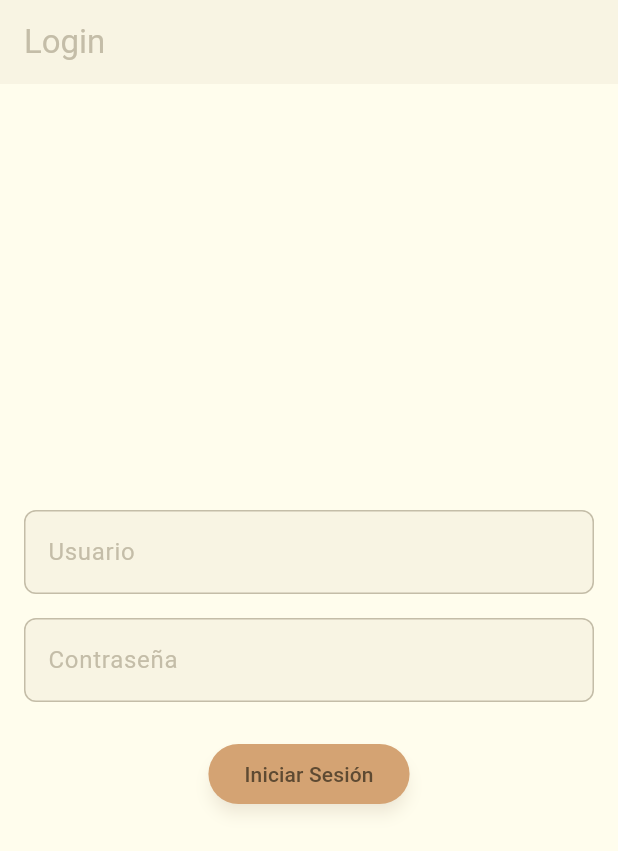
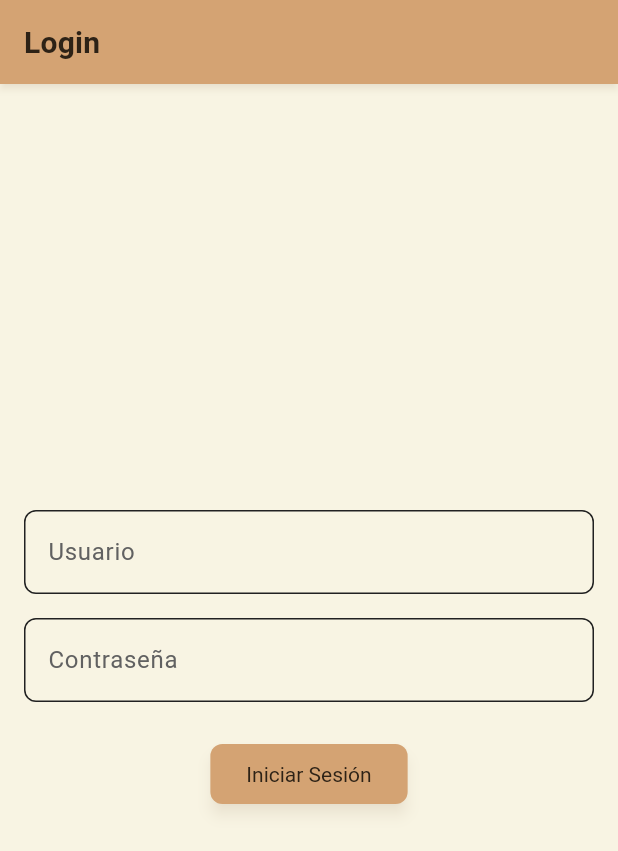
Before and after one commit to lenonay/hbd-app, a Flutter app: the screen it shows after launch, after a tap on "Iniciar Sesión", on a phone screen of 412 x 824 dp. Shown: the top 851 px of the screen. Run offline on Flutter 3.47's test engine with Material 3 defaults, Android fonts, the phone set to English and light mode, and no system bars; our stand-ins replace cookie_jar, dio, dio_cookie_manager, flutter_dotenv; network calls fail; statements that could not run were skipped.

Commit message:
Feature: news and info display functionality

```diff
--- a/lib/core/network/api_routes.dart
+++ b/lib/core/network/api_routes.dart
@@ -1,4 +1,6 @@
 class ApiRoutes {
   static const login = "/account/login";
-  static const suggestions = "/v1/suggestions";
+  static const posts = "/v1/posts";
+  static const news = "/v1/posts/news";
+  static const info = "/v1/posts/info";
 }
--- /dev/null
+++ b/lib/models/post.dart
@@ -0,0 +1,32 @@
+class Post {
+  final int id;
+  final String date;
+  final String title;
+  final String content;
+  final String? bannerURL;
+  final List media;
+
+  Post({
+    required this.id,
+    required this.date,
+    required this.title,
+    required this.content,
+    required this.bannerURL,
+    required this.media,
+  });
+
+  factory Post.fromJson(Map<String, dynamic> json) {
+    final att = List.from(json["attachments"]);
+
+    final banner = (att.isNotEmpty) ? att[0]["url"] : null;
+
+    return Post(
+      id: json["id"],
+      date: json["date"],
+      title: json["title"],
+      content: json["content"],
+      bannerURL: banner,
+      media: att,
+    );
+  }
+}
--- a/lib/routes.dart
+++ b/lib/routes.dart
@@ -1,5 +1,8 @@
 import 'package:flutter/material.dart';
-import 'screens/login_screen.dart';
+import 'package:hbd_app/models/post.dart';
+import 'package:hbd_app/screens/auth/unauth_screen.dart';
+import 'package:hbd_app/screens/post_viewer_screen.dart';
+import 'screens/auth/login_screen.dart';
 import 'screens/home_screen.dart';
 import 'screens/news_screen.dart';
 import 'screens/info_screen.dart';
@@ -13,6 +16,8 @@ class Routes {
   static const info = '/info';
   static const coupons = '/coupons';
   static const profile = '/profile';
+  static const viewer = '/viewer';
+  static const unauth = "/unauth";
 
   static Map<String, WidgetBuilder> getRoutes() {
     return {
@@ -22,6 +27,12 @@ class Routes {
       info: (context) => InfoScreen(),
       coupons: (context) => CouponsScreen(),
       profile: (context) => ProfileScreen(),
+      viewer: (context) {
+        final post = ModalRoute.of(context)!.settings.arguments as Post;
+
+        return PostViewerScreen(post: post);
+      },
+      unauth: (context) => UnAuthScreen(),
     };
   }
 }
--- a/lib/screens/login_screen.dart
+++ b/lib/screens/auth/login_screen.dart
@@ -2,7 +2,7 @@
 
 import 'package:flutter/material.dart';
 import 'package:hbd_app/data/user_repository.dart';
-import '../routes.dart';
+import '../../routes.dart';
 
 class LoginScreen extends StatefulWidget {
   const LoginScreen({super.key});
--- a/lib/widgets/auth/unauth_message.dart
+++ b/lib/screens/auth/unauth_screen.dart
@@ -1,8 +1,8 @@
 import 'package:flutter/material.dart';
 import '/routes.dart';
 
-class UnAuthMessage extends StatelessWidget {
-  const UnAuthMessage({super.key});
+class UnAuthScreen extends StatelessWidget {
+  const UnAuthScreen({super.key});
 
   @override
   Widget build(BuildContext context) {
@@ -50,14 +50,14 @@ class UnAuthMessage extends StatelessWidget {
                 textStyle: TextStyle(
                   fontSize: 20,
                   fontWeight: FontWeight.bold,
-                  shadows:
-                [
-                  Shadow(
-                    color: Colors.white,
-                    blurRadius: 8,
-                    offset: Offset(0, 0)
-                  )
-                ]),
+                  shadows: [
+                    Shadow(
+                      color: Colors.white,
+                      blurRadius: 8,
+                      offset: Offset(0, 0),
+                    ),
+                  ],
+                ),
               ),
               onPressed: () {
                 Navigator.pushReplacementNamed(context, Routes.login);
--- a/lib/theme.dart
+++ b/lib/theme.dart
@@ -7,7 +7,7 @@ class AppColors {
   static const neutral100 = Color(0xFFF8F4E3); // #f8f4e3
   static const neutral200 = Color(0xFFE5DFC5); // #e5dfc5
   static const neutral300 = Color(0xFFC4BDA8); // #c4bda8
-   // Neutrales oscuros para texto
+  // Neutrales oscuros para texto
   static const neutral700 = Color(0xFF616161); // gris oscuro
   static const neutral800 = Color(0xFF424242); // gris más oscuro
   static const neutral900 = Color(0xFF212121); // casi negro
@@ -36,75 +36,116 @@ class AppColors {
   // Sombras (alpha al principio)
   static const shadowBlack = Color(0x30000000); // #00000030
   static const shadowPrimary = Color(0x30A87D56); // #a87d5630
+  static const textOnPrimary = Color(
+    0xFF2D2216,
+  ); // Contraste mejorado para primary
 }
 
-/// Crea un ThemeData que aproveche tu paleta
 final ThemeData appTheme = ThemeData(
   useMaterial3: true,
 
-  // Basicos
-  scaffoldBackgroundColor: AppColors.bg,
-  primaryColor: AppColors.primary,
-  highlightColor: AppColors.highlight,
-
-  // El nuevo sistema de color
   colorScheme: ColorScheme.light(
-    primary: AppColors.primaryTint40,
-    onPrimary: AppColors.textOnPrimaryAcc,
+    // Corregir esquema de color principal
+    primary: AppColors.primary,
+    onPrimary: AppColors.textOnPrimary, // Nuevo color con mejor contraste
     primaryContainer: AppColors.primaryTint20,
     secondary: AppColors.secondary,
-    onSecondary: AppColors.bg,
+    onSecondary: AppColors.neutral900, // Mejor contraste
     secondaryContainer: AppColors.secondaryAcc,
     surface: AppColors.neutral100,
-    onSurface: AppColors.neutral300,
+    onSurface: AppColors.neutral900,
     error: AppColors.alert,
     onError: Colors.white,
     shadow: AppColors.shadowBlack,
   ),
 
-  // Tipografías
-  textTheme: TextTheme(
-    bodyLarge: TextStyle(color: AppColors.neutral900),
-    bodyMedium: TextStyle(color: AppColors.neutral900),
-    bodySmall: TextStyle(color: AppColors.neutral900),
-    titleLarge: TextStyle(color: AppColors.primary),
-    titleMedium: TextStyle(color: AppColors.primaryShade20),
+  // Añadir tema específico para AppBar
+  appBarTheme: AppBarTheme(
+    backgroundColor: AppColors.primary,
+    titleTextStyle: TextStyle(
+      color: AppColors.textOnPrimary,
+      fontSize: 20,
+      fontWeight: FontWeight.w600,
+      letterSpacing: 0.15,
+    ),
+    iconTheme: IconThemeData(color: AppColors.textOnPrimary),
+    elevation: 2,
+    shadowColor: AppColors.shadowPrimary,
   ),
 
-  // ElevatedButton por ejemplo, usa primario y sombras personalizadas
+  // Mejorar textTheme con jerarquía más clara
+  textTheme: TextTheme(
+    displayLarge: TextStyle(
+      fontSize: 24,
+      fontWeight: FontWeight.bold,
+      color: AppColors.neutral900,
+    ),
+    displayMedium: TextStyle(
+      fontSize: 20,
+      fontWeight: FontWeight.w600,
+      color: AppColors.neutral900,
+    ),
+    bodyLarge: TextStyle(
+      fontSize: 16,
+      color: AppColors.neutral800, // Mejor contraste que 900 en fondos claros
+    ),
+    bodyMedium: TextStyle(fontSize: 14, color: AppColors.neutral800),
+    titleLarge: TextStyle(
+      fontSize: 18,
+      fontWeight: FontWeight.w600,
+      color: AppColors.neutral900,
+    ),
+    labelLarge: TextStyle(fontWeight: FontWeight.w600, letterSpacing: 0.5),
+  ),
+
+  // Actualizar botones para mejor contraste
   elevatedButtonTheme: ElevatedButtonThemeData(
     style: ElevatedButton.styleFrom(
       backgroundColor: AppColors.primary,
-      foregroundColor: AppColors.textOnPrimaryAcc,
+      foregroundColor: AppColors.textOnPrimary, // Usar nuevo color de contraste
+      textStyle: ThemeData.light().textTheme.labelLarge?.copyWith(
+        color: AppColors.textOnPrimary,
+      ),
+      elevation: 4,
       shadowColor: AppColors.shadowPrimary,
-      elevation: 4,
+      shape: RoundedRectangleBorder(borderRadius: BorderRadius.circular(8)),
     ),
   ),
 
-  // Card con sombra suave
+  // Mejorar tarjetas
   cardTheme: CardTheme(
     color: AppColors.primaryTint40,
     shadowColor: AppColors.shadowBlack,
     elevation: 2,
     margin: const EdgeInsets.all(8),
+    shape: RoundedRectangleBorder(borderRadius: BorderRadius.circular(12)),
   ),
 
-  // InputDecoration (ej. TextField)
+  // Mejorar campos de formulario
   inputDecorationTheme: InputDecorationTheme(
     filled: true,
     fillColor: AppColors.neutral100,
+    labelStyle: TextStyle(color: AppColors.neutral700),
+    floatingLabelStyle: TextStyle(color: AppColors.primary),
     focusedBorder: OutlineInputBorder(
-      borderSide: BorderSide(color: AppColors.primary),
+      borderSide: BorderSide(color: AppColors.primary, width: 1.5),
       borderRadius: BorderRadius.circular(8),
     ),
-    border: OutlineInputBorder(borderRadius: BorderRadius.circular(8)),
+    border: OutlineInputBorder(
+      borderSide: BorderSide(color: AppColors.neutral300),
+      borderRadius: BorderRadius.circular(8),
+    ),
   ),
 
-  // Decoración para container
-
-  // SnackBar usa alert para acciones de error
-  snackBarTheme: SnackBarThemeData(
-    backgroundColor: AppColors.alert,
-    contentTextStyle: TextStyle(color: Colors.white, fontSize: 24),
+  tabBarTheme: TabBarTheme(
+    labelColor: AppColors.neutral900, // Color cuando está seleccionado
+    unselectedLabelColor:
+        AppColors.primaryShade20, // Color cuando no está seleccionado
+    indicator: BoxDecoration(
+      border: Border(bottom: BorderSide(color: AppColors.neutral900, width: 2)),
+    ),
+    indicatorSize: TabBarIndicatorSize.label,
+    labelStyle: TextStyle(fontWeight: FontWeight.w600, fontSize: 14),
+    unselectedLabelStyle: TextStyle(fontWeight: FontWeight.normal),
   ),
 );
```
Also changed, not shown: lib/core/network/dio_client.dart (+13 -6 lines), lib/data/post_repository.dart (added, +65 -0 lines), lib/screens/home_screen.dart (+4 -7 lines), lib/screens/info_screen.dart (+50 -2 lines), lib/screens/news_screen.dart (+68 -2 lines), lib/screens/post_viewer_screen.dart (added, +97 -0 lines), lib/widgets/posts/featured_post.dart (added, +81 -0 lines), lib/widgets/posts/post_viewer.dart (added, +43 -0 lines), lib/widgets/posts/regular_post.dart (added, +48 -0 lines).
